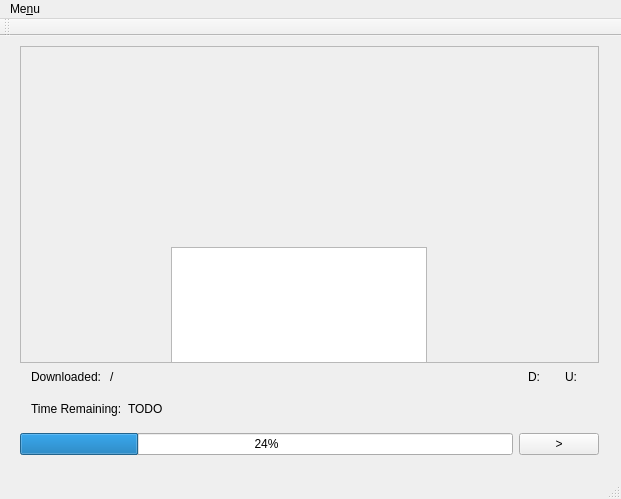
This is mainwindow.ui in Unvanquished/updater as Qt 5 draws it before an edit. The edited form follows.
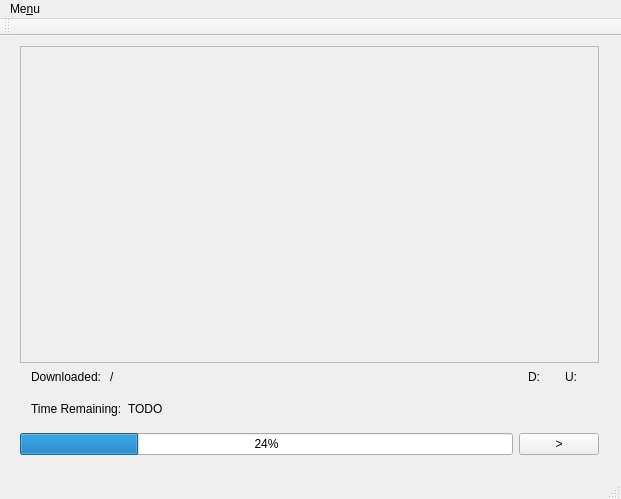
This is the edited form.

Diff of the .ui file:
```diff
--- a/mainwindow.ui
+++ b/mainwindow.ui
@@ -23,7 +23,7 @@
       <height>431</height>
      </rect>
     </property>
-    <layout class="QGridLayout" name="gridLayout">
+    <layout class="QGridLayout" name="gridLayout" rowstretch="0,0,0,1" columnstretch="0,1">
      <item row="3" column="0">
       <widget class="QProgressBar" name="progressBar">
        <property name="sizePolicy">
@@ -60,20 +60,10 @@
          <rect>
           <x>0</x>
           <y>0</y>
-          <width>592</width>
-          <height>330</height>
+          <width>597</width>
+          <height>339</height>
          </rect>
         </property>
-        <widget class="QTextBrowser" name="textBrowser">
-         <property name="geometry">
-          <rect>
-           <x>150</x>
-           <y>200</y>
-           <width>256</width>
-           <height>192</height>
-          </rect>
-         </property>
-        </widget>
        </widget>
       </widget>
      </item>
```
Left out of the diff: 10 changed lines with no effect on the pictures.
